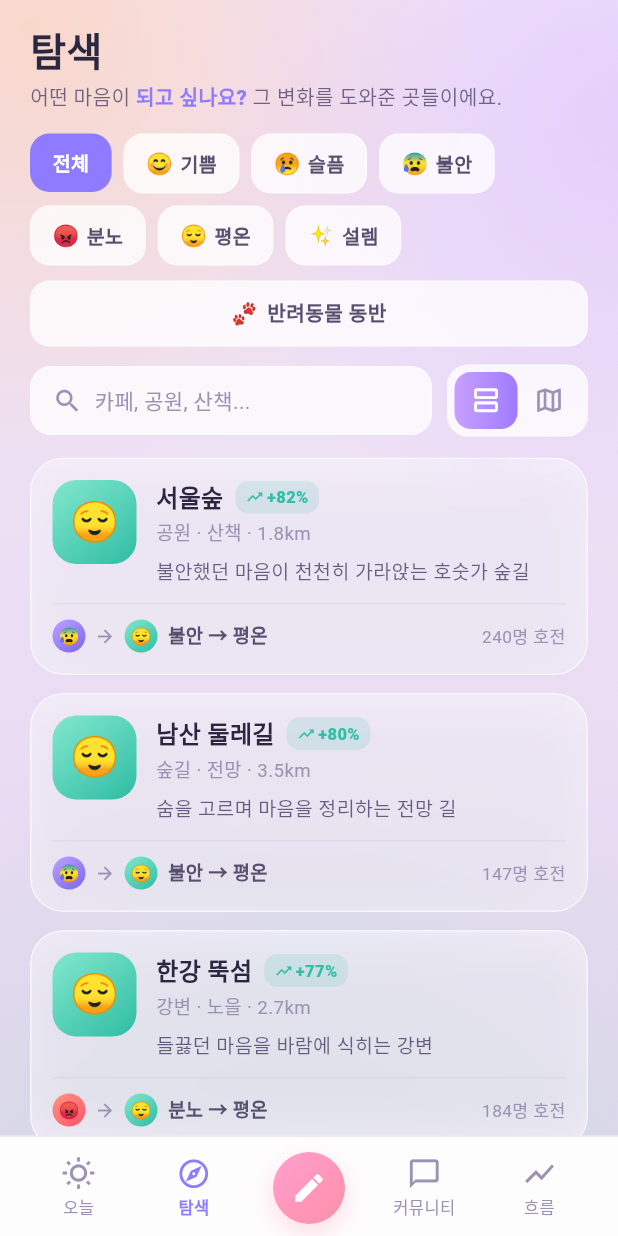
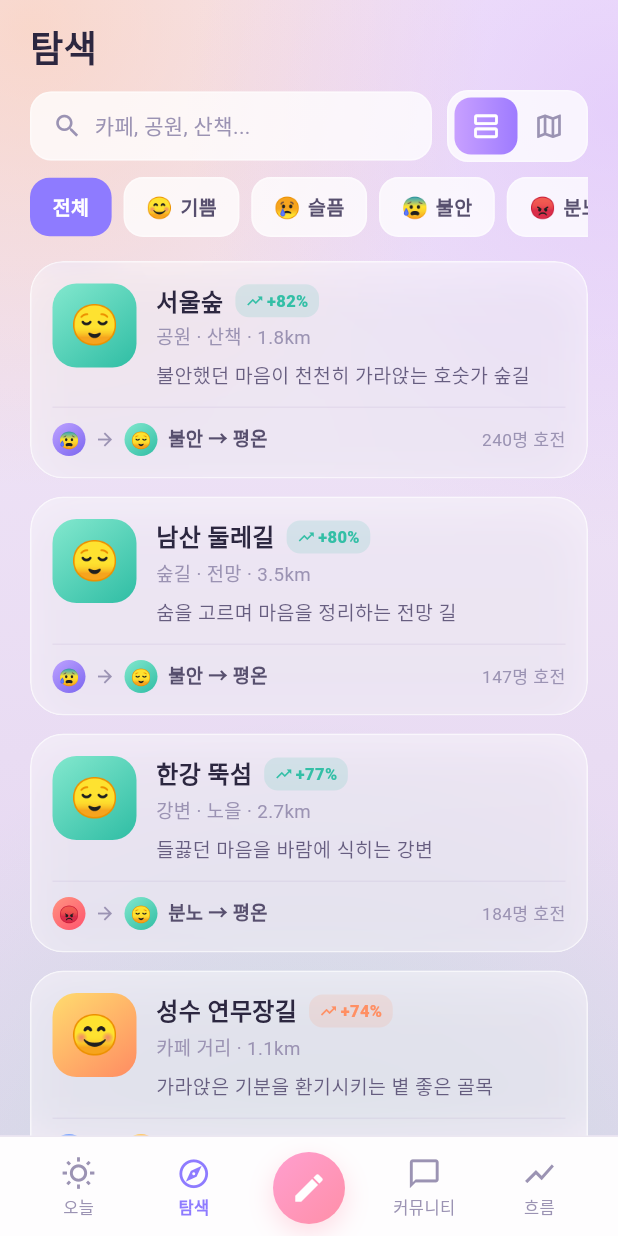
Before and after one commit to sanghyunbang/pawloop, a Flutter app: the screen it shows after launch, item 2 of the bottom bar chosen, on a phone screen of 412 x 824 dp. Run offline on Flutter 3.47's test engine with Material 3 defaults, Android fonts, the phone set to English and light mode, and no system bars; our stand-ins replace cached_network_image, flutter_dotenv, flutter_svg, geolocator, go_router, google_fonts and 3 more; missing offline and left inert: flutter_naver_map, flutter_web_auth_2; network calls fail; Roboto replaces fonts that are missing (Pretendard); project files that could hold a hidden picture were left out.

Commit message:
fix(app): 탐색 필터 압축 — 한 줄 가로 스크롤로 개방감 확보
- 감정/반려동물 필터: 2줄 Wrap + 전체폭 pet pill 제거 → 한 줄 가로 스크롤(전체+6감정+반려동물)
- 헤더 간소화(긴 부제 제거), 검색+필터만 → 콘텐츠 공간 최대화
- 에뮬 확인: 필터 한 줄 + 실시간 장소 리스트

```diff
--- a/app/lib/v2/screens/explore_screen.dart
+++ b/app/lib/v2/screens/explore_screen.dart
@@ -54,20 +54,12 @@ class _ExploreScreenState extends State<ExploreScreen> {
     return ListView(
       padding: const EdgeInsets.fromLTRB(20, 14, 20, 16),
       children: [
-        const Text('탐색', style: TextStyle(fontSize: 26, fontWeight: FontWeight.w800, color: T.textPrimary)),
-        const SizedBox(height: 4),
-        const Text.rich(TextSpan(children: [
-          TextSpan(text: '어떤 마음이 ', style: TextStyle(fontSize: 13.5, color: Color(0xC2463C64))),
-          TextSpan(text: '되고 싶나요?', style: TextStyle(fontSize: 13.5, fontWeight: FontWeight.w800, color: Color(0xFF8E7BFF))),
-          TextSpan(text: ' 그 변화를 도와준 곳들이에요.', style: TextStyle(fontSize: 13.5, color: Color(0xC2463C64))),
-        ])),
-        const SizedBox(height: 14),
-        _emoFilters(),
-        const SizedBox(height: 10),
-        _petPill(full: true),
+        const Text('탐색', style: TextStyle(fontSize: 24, fontWeight: FontWeight.w800, color: T.textPrimary)),
         const SizedBox(height: 12),
         _searchRow(),
-        const SizedBox(height: 14),
+        const SizedBox(height: 10),
+        _emoFilters(),
+        const SizedBox(height: 16),
         FutureBuilder<List<RemotePlace>>(
           future: _remote,
           builder: (context, snap) {
@@ -140,7 +132,7 @@ class _ExploreScreenState extends State<ExploreScreen> {
     );
   }
 
-  Widget _emoFilters({bool withPet = false}) {
+  Widget _emoFilters() {
     Widget chip(String label, int? idx) {
       final on = exEmo == idx;
       final grad = idx == null ? null : kEmotions[idx].grad;
@@ -182,37 +174,16 @@ class _ExploreScreenState extends State<ExploreScreen> {
           ),
         );
 
-    return Wrap(spacing: 8, runSpacing: 8, children: [
-      chip('전체', null),
-      for (int i = 0; i < kEmotions.length; i++) chip(kEmotions[i].label, i),
-      if (withPet) petChip(),
-    ]);
-  }
-
-  Widget _petPill({bool full = false}) {
-    final w = GestureDetector(
-      onTap: () => setState(() => pet = !pet),
-      child: Container(
-        width: full ? double.infinity : null,
-        padding: const EdgeInsets.symmetric(horizontal: 16, vertical: 11),
-        alignment: Alignment.center,
-        decoration: BoxDecoration(
-          gradient: pet
-              ? const LinearGradient(colors: [Color(0xFFFF9E7D), Color(0xFFD89BFF)])
-              : null,
-          color: pet ? null : const Color(0xC2FFFFFF),
-          borderRadius: BorderRadius.circular(13),
-          border: Border.all(color: pet ? Colors.transparent : const Color(0x66FFFFFF)),
-        ),
-        child: Row(mainAxisSize: MainAxisSize.min, children: [
-          Text('🐾', style: const TextStyle(fontSize: 14)),
-          const SizedBox(width: 6),
-          Text('반려동물 동반',
-              style: TextStyle(fontSize: 13.5, fontWeight: FontWeight.w800, color: pet ? Colors.white : T.textSecondary)),
-        ]),
-      ),
+    return SingleChildScrollView(
+      scrollDirection: Axis.horizontal,
+      physics: const BouncingScrollPhysics(),
+      child: Row(children: [
+        chip('전체', null),
+        for (int i = 0; i < kEmotions.length; i++) ...[const SizedBox(width: 8), chip(kEmotions[i].label, i)],
+        const SizedBox(width: 8),
+        petChip(),
+      ]),
     );
-    return w;
   }
 
   Widget _searchRow() {
@@ -437,7 +408,7 @@ class _ExploreScreenState extends State<ExploreScreen> {
       ),
       Padding(
         padding: const EdgeInsets.fromLTRB(20, 0, 20, 8),
-        child: _emoFilters(withPet: true),
+        child: _emoFilters(),
       ),
       Expanded(child: _mapStack()),
     ]);
```
